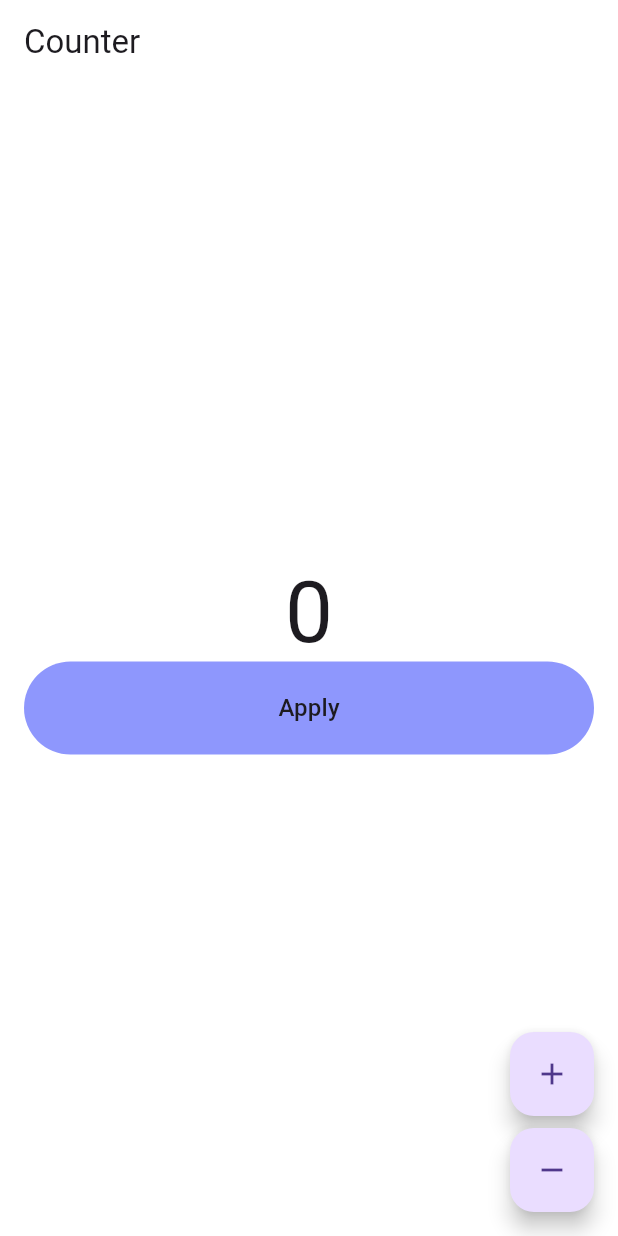
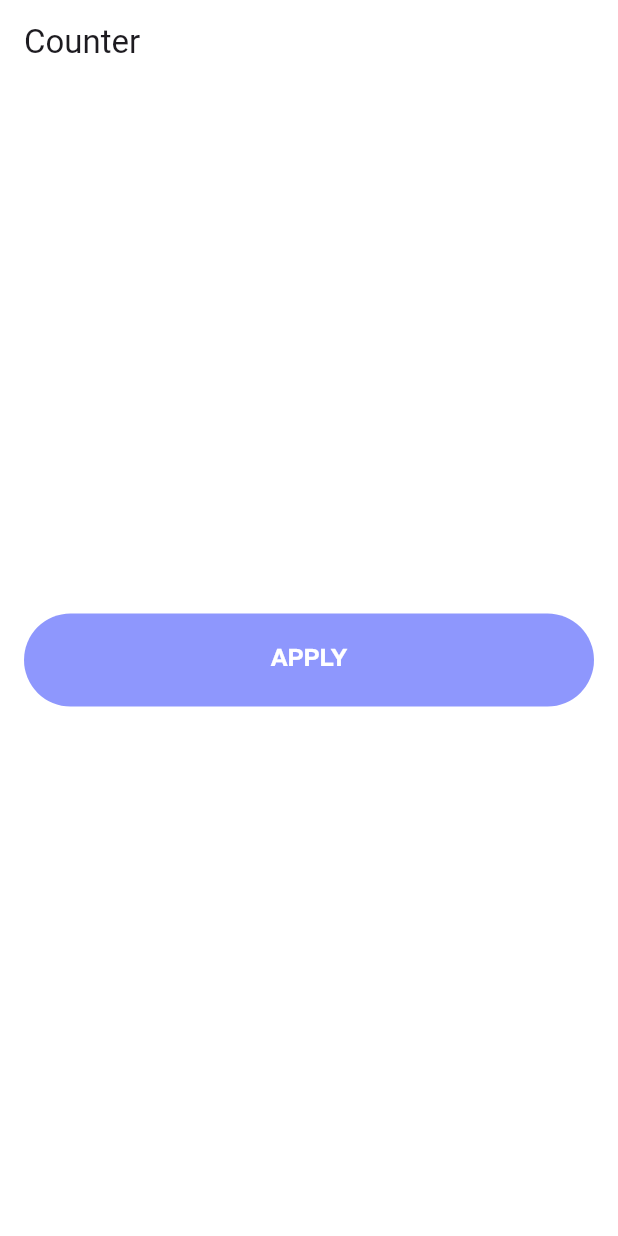
Before and after one commit to FluttX/Calmly, a Flutter app: the screen it shows after launch, on a phone screen of 412 x 824 dp. Run offline on Flutter 3.47's test engine with Material 3 defaults, Android fonts, the phone set to English and light mode, and no system bars; our stand-ins replace bloc, flutter_bloc; generated files the repository leaves out were written again.

Commit message:
feat: text style and filled button theme added

```diff
--- a/lib/app/core/style/app_text_style.dart
+++ b/lib/app/core/style/app_text_style.dart
@@ -1,12 +1,90 @@
 import 'package:flutter/material.dart';
 
 class AppTextStyle {
-  static const Color _color = Color(0xFF3F414E);
+  static const Color _textPrimaryColor = Color(0xFF3F414E);
+  static const Color _textSecondaryColor = Color(0xFFA1A4B2);
 
-  static TextStyle headlineLarge = const TextStyle(
+  static const TextStyle headlineLarge = TextStyle(
     fontSize: 48,
     fontWeight: FontWeight.w700,
-    color: _color,
-    fontFamily: 'HelveticaNeueBold',
+    color: _textPrimaryColor,
+    fontFamily: 'HelveticaNeue',
+  );
+
+  static const TextStyle headlineMedium = TextStyle(
+    fontSize: 36,
+    fontWeight: FontWeight.w700,
+    color: _textPrimaryColor,
+    fontFamily: 'HelveticaNeue',
+  );
+
+  static const TextStyle headlineSmall = TextStyle(
+    fontSize: 28,
+    fontWeight: FontWeight.w700,
+    color: _textPrimaryColor,
+    fontFamily: 'HelveticaNeue',
+  );
+
+  static const TextStyle subtitleLarge = TextStyle(
+    fontSize: 24,
+    fontWeight: FontWeight.w600,
+    color: _textPrimaryColor,
+    fontFamily: 'HelveticaNeue',
+  );
+
+  static const TextStyle subtitleMedium = TextStyle(
+    fontSize: 20,
+    fontWeight: FontWeight.w600,
+    color: _textPrimaryColor,
+    fontFamily: 'HelveticaNeue',
+  );
+
+  static const TextStyle subtitleSmall = TextStyle(
+    fontSize: 18,
+    fontWeight: FontWeight.w600,
+    color: _textPrimaryColor,
+    fontFamily: 'HelveticaNeue',
+  );
+
+  static const TextStyle bodyLarge = TextStyle(
+    fontSize: 16,
+    fontWeight: FontWeight.w400,
+    color: _textPrimaryColor,
+    fontFamily: 'HelveticaNeue',
+  );
+
+  static const TextStyle bodyMedium = TextStyle(
+    fontSize: 14,
+    fontWeight: FontWeight.w400,
+    color: _textPrimaryColor,
+    fontFamily: 'HelveticaNeue',
+  );
+
+  static const TextStyle bodySmall = TextStyle(
+    fontSize: 12,
+    fontWeight: FontWeight.w400,
+    color: _textPrimaryColor,
+    fontFamily: 'HelveticaNeue',
+  );
+
+  static const TextStyle caption = TextStyle(
+    fontSize: 12,
+    fontWeight: FontWeight.w300,
+    color: _textSecondaryColor,
+    fontFamily: 'HelveticaNeue',
+  );
+
+  static const TextStyle button = TextStyle(
+    fontSize: 16,
+    fontWeight: FontWeight.w600,
+    color: Colors.white,
+    fontFamily: 'HelveticaNeue',
+  );
+
+  static const TextStyle overLine = TextStyle(
+    fontSize: 10,
+    fontWeight: FontWeight.w300,
+    color: _textSecondaryColor,
+    fontFamily: 'HelveticaNeue',
   );
 }
--- a/lib/app/core/theme/light_theme.dart
+++ b/lib/app/core/theme/light_theme.dart
@@ -7,8 +7,19 @@ class LightTheme extends AppTheme {
   AppColor get color => LightColor();
 
   @override
-  TextTheme get textTheme => TextTheme(
+  TextTheme get textTheme => const TextTheme(
         headlineLarge: AppTextStyle.headlineLarge,
+        headlineMedium: AppTextStyle.headlineMedium,
+        headlineSmall: AppTextStyle.headlineSmall,
+        titleLarge: AppTextStyle.subtitleLarge,
+        titleMedium: AppTextStyle.subtitleMedium,
+        titleSmall: AppTextStyle.subtitleSmall,
+        bodyLarge: AppTextStyle.bodyLarge,
+        bodyMedium: AppTextStyle.bodyMedium,
+        bodySmall: AppTextStyle.bodySmall,
+        labelLarge: AppTextStyle.button,
+        labelMedium: AppTextStyle.caption,
+        labelSmall: AppTextStyle.overLine,
       );
 
   @override
@@ -19,7 +30,9 @@ class LightTheme extends AppTheme {
             borderRadius: BorderRadius.circular(38),
           ),
           fixedSize: const Size(double.infinity, 62),
-          textStyle: TextStyle(color: color.textInversePrimary),
+          textStyle: textTheme.labelLarge?.copyWith(
+            color: color.textInversePrimary,
+          ),
         ),
       );
 
--- a/lib/counter/view/counter_page.dart
+++ b/lib/counter/view/counter_page.dart
@@ -26,46 +26,16 @@ class CounterView extends StatelessWidget {
       body: Column(
         mainAxisAlignment: MainAxisAlignment.center,
         children: [
-          const CounterText(),
           Container(
             width: double.infinity,
             padding: const EdgeInsets.symmetric(horizontal: 16),
             child: FilledButton(
               onPressed: () {},
-              child: Text(
-                'Apply',
-                style: Theme.of(context).textTheme.titleMedium,
-              ),
+              child: Text('Apply'.toUpperCase()),
             ),
-          ),
-        ],
-      ),
-      floatingActionButton: Column(
-        mainAxisAlignment: MainAxisAlignment.end,
-        crossAxisAlignment: CrossAxisAlignment.end,
-        children: [
-          FloatingActionButton(
-            onPressed: () => context.read<CounterCubit>().increment(),
-            child: const Icon(Icons.add),
-          ),
-          const SizedBox(height: 8),
-          FloatingActionButton(
-            onPressed: () => context.read<CounterCubit>().decrement(),
-            child: const Icon(Icons.remove),
           ),
         ],
       ),
     );
   }
 }
-
-class CounterText extends StatelessWidget {
-  const CounterText({super.key});
-
-  @override
-  Widget build(BuildContext context) {
-    final theme = Theme.of(context);
-    final count = context.select((CounterCubit cubit) => cubit.state);
-    return Text('$count', style: theme.textTheme.displayLarge);
-  }
-}
```
